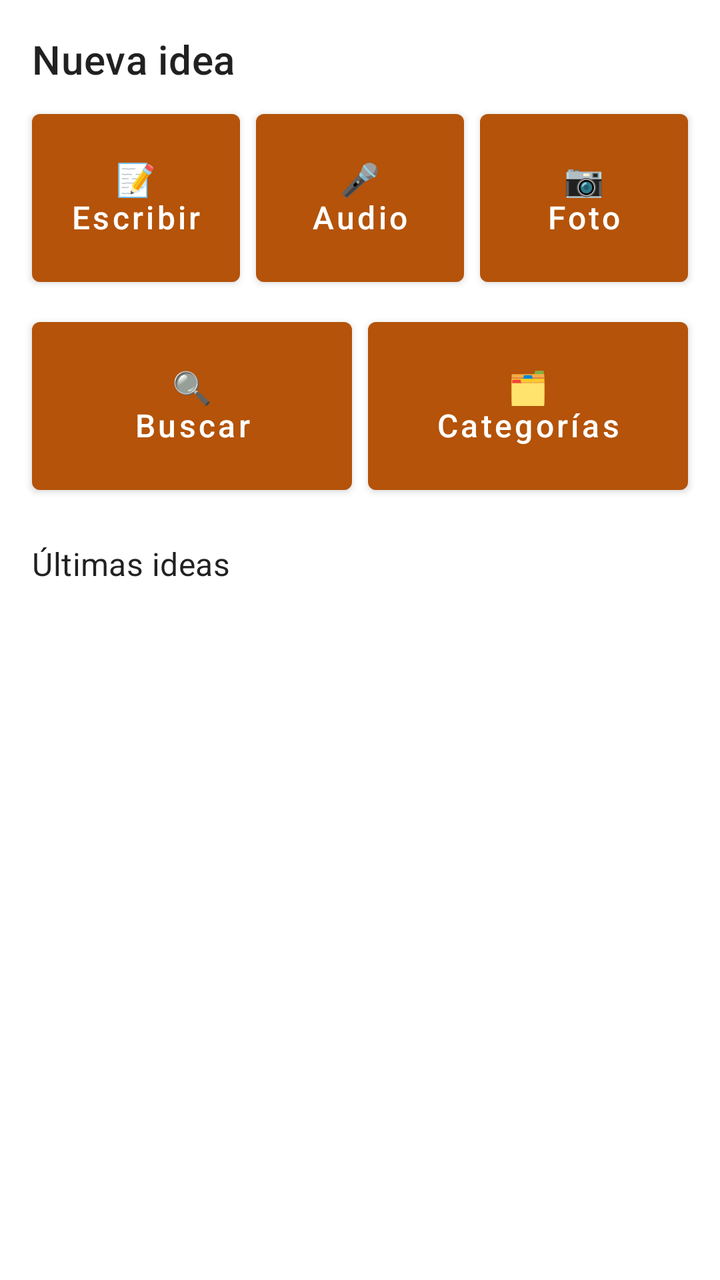
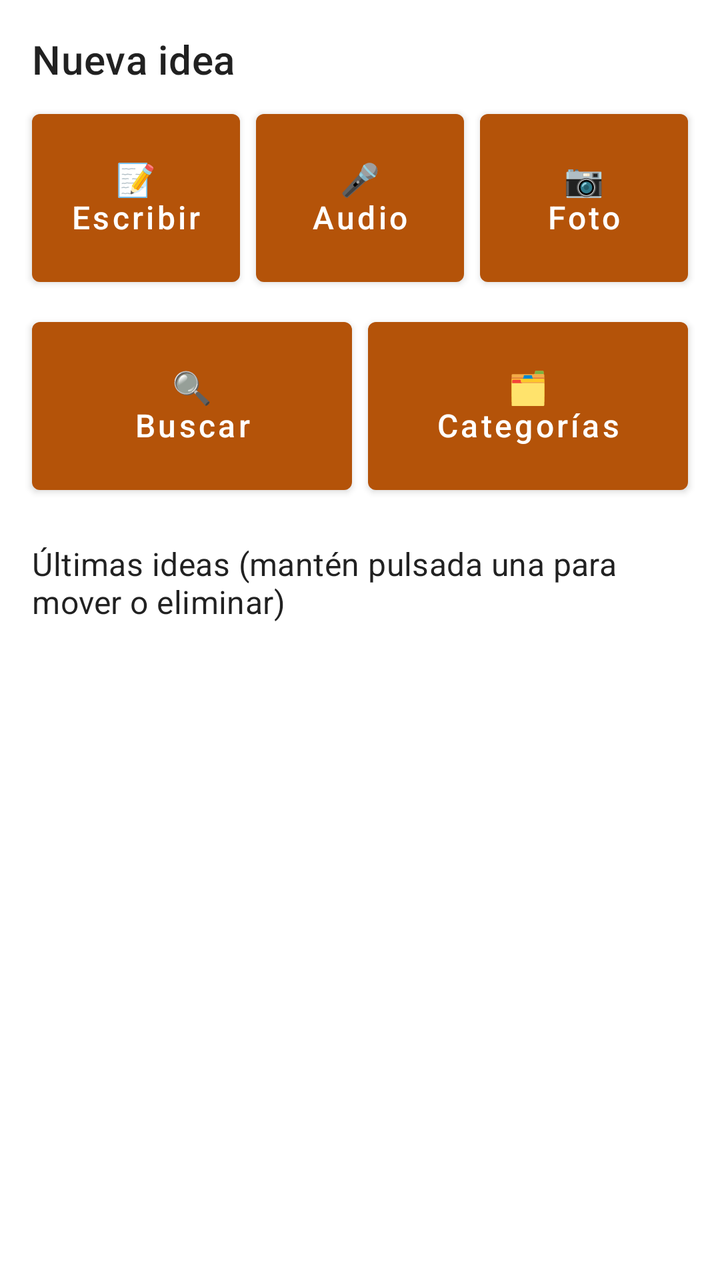

Before-and-after screenshots of an Android layout around one commit, followed by the original layout XML and the change that was made.
<!-- AndroidManifest.xml: application theme Theme.IdeApp -->
<!-- res/layout/activity_main.xml -->
<?xml version="1.0" encoding="utf-8"?>
<LinearLayout xmlns:android="http://schemas.android.com/apk/res/android"
    android:layout_width="match_parent"
    android:layout_height="match_parent"
    android:orientation="vertical"
    android:padding="12dp">

    <TextView
        android:layout_width="wrap_content"
        android:layout_height="wrap_content"
        android:layout_margin="4dp"
        android:text="Nueva idea"
        android:textAppearance="?attr/textAppearanceHeadline6" />

    <LinearLayout
        android:layout_width="match_parent"
        android:layout_height="wrap_content"
        android:orientation="horizontal">

        <Button
            android:id="@+id/btn_new_text"
            style="@style/QuickButton"
            android:text="📝\nEscribir" />

        <Button
            android:id="@+id/btn_new_audio"
            style="@style/QuickButton"
            android:text="🎤\nAudio" />

        <Button
            android:id="@+id/btn_new_photo"
            style="@style/QuickButton"
            android:text="📷\nFoto" />
    </LinearLayout>

    <LinearLayout
        android:layout_width="match_parent"
        android:layout_height="wrap_content"
        android:orientation="horizontal">

        <Button
            android:id="@+id/btn_search"
            style="@style/QuickButton"
            android:text="🔍\nBuscar" />

        <Button
            android:id="@+id/btn_categories"
            style="@style/QuickButton"
            android:text="🗂\nCategorías" />
    </LinearLayout>

    <TextView
        android:layout_width="wrap_content"
        android:layout_height="wrap_content"
        android:layout_marginStart="4dp"
        android:layout_marginTop="16dp"
        android:layout_marginBottom="4dp"
        android:text="Últimas ideas"
        android:textAppearance="?attr/textAppearanceSubtitle1" />

    <ListView
        android:id="@+id/list_recent"
        android:layout_width="match_parent"
        android:layout_height="0dp"
        android:layout_weight="1" />

    <TextView
        android:id="@+id/tv_empty"
        android:layout_width="match_parent"
        android:layout_height="0dp"
        android:layout_weight="1"
        android:gravity="center"
        android:padding="16dp"
        android:text="Todavía no has guardado nada.\nPulsa Escribir, Audio o Foto para empezar."
        android:visibility="gone" />
</LinearLayout>
<!-- resources referenced by this layout -->
<resources>
  <style name="QuickButton" parent="Widget.MaterialComponents.Button">
          <item name="android:layout_width">0dp</item>
          <item name="android:layout_height">96dp</item>
          <item name="android:layout_weight">1</item>
          <item name="android:layout_margin">4dp</item>
          <item name="android:textSize">16sp</item>
          <item name="android:textAllCaps">false</item>
      </style>
  <style name="Theme.IdeApp" parent="Theme.MaterialComponents.DayNight.DarkActionBar">
          <item name="colorPrimary">@color/primary</item>
          <item name="colorPrimaryVariant">@color/primary_dark</item>
          <item name="colorOnPrimary">@android:color/white</item>
          <item name="colorSecondary">@color/accent</item>
          <item name="colorOnSecondary">@android:color/black</item>
      </style>
  <color name="primary">#B45309</color>
  <color name="primary_dark">#78350F</color>
  <color name="accent">#F59E0B</color>
</resources>

<!-- the commit's change to res/layout/activity_main.xml (unified diff, before → after) -->
@@ -55,7 +55,7 @@
         android:layout_marginStart="4dp"
         android:layout_marginTop="16dp"
         android:layout_marginBottom="4dp"
-        android:text="Últimas ideas"
+        android:text="Últimas ideas (mantén pulsada una para mover o eliminar)"
         android:textAppearance="?attr/textAppearanceSubtitle1" />
 
     <ListView
